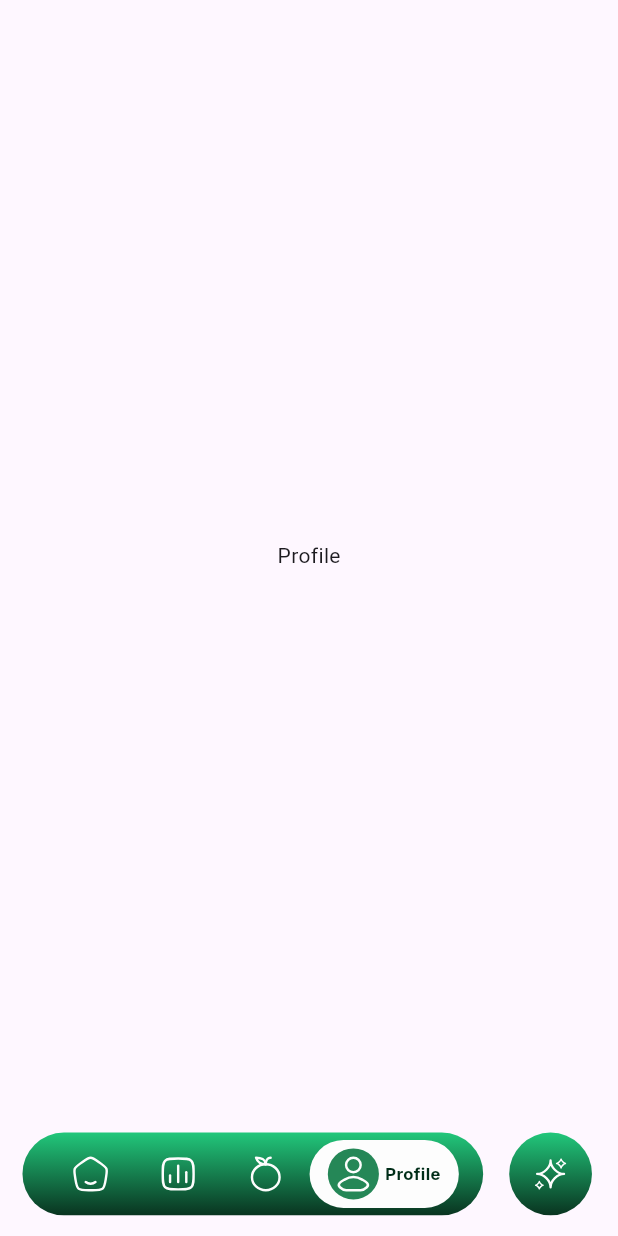
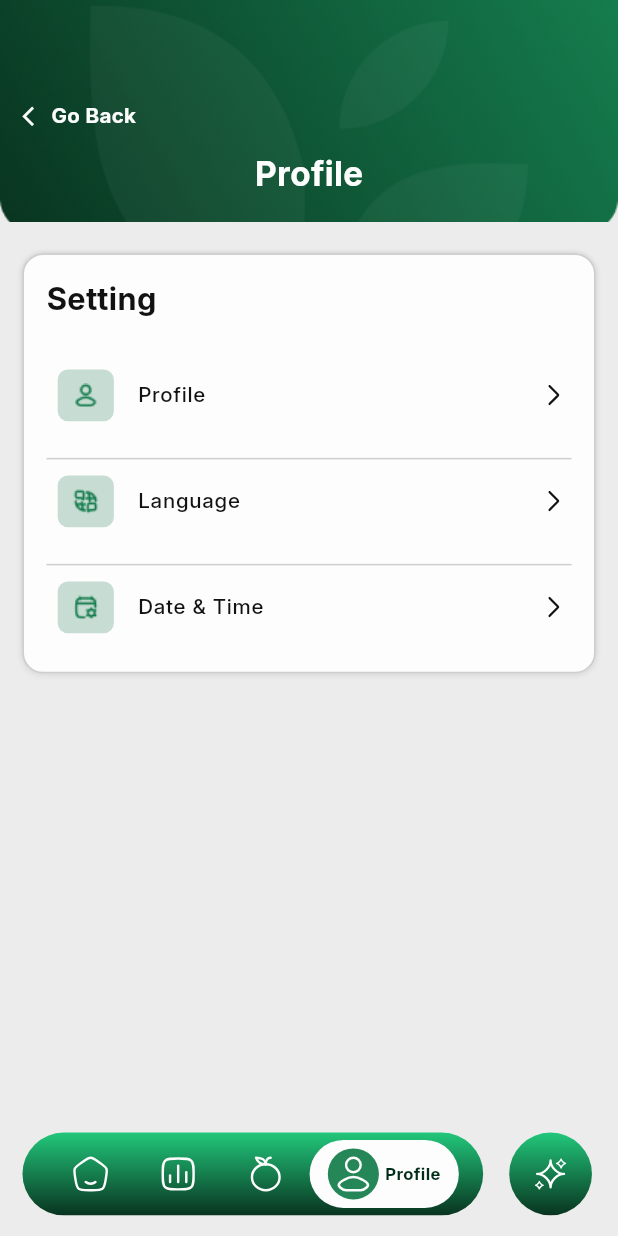
Before and after one commit to mariev-asheaa/Thamara, a Flutter app: the MainLayoutView screen opened by its route, item 4 of the bottom bar chosen, on a phone screen of 412 x 824 dp. Run offline on Flutter 3.47's test engine with Material 3 defaults, Android fonts, the phone set to English and light mode, and no system bars; drawn by our look-alikes of google_nav_bar; our stand-ins replace bloc, country_code_picker, dartz, device_info_plus, device_preview, dio and 13 more; accounts and stored records are empty.

Commit message:
finish profileView UI

```diff
--- a/lib/core/widgets/common_header_content.dart
+++ b/lib/core/widgets/common_header_content.dart
@@ -2,7 +2,6 @@ import 'package:flutter/cupertino.dart';
 import 'package:flutter/material.dart';
 import 'package:flutter_screenutil/flutter_screenutil.dart';
 import 'package:thamara/core/text_style_manager/text_style_manager.dart';
-
 import '../color_manager/app_colors.dart';
 
 class CommonHeaderContent extends StatelessWidget {
@@ -22,7 +21,8 @@ class CommonHeaderContent extends StatelessWidget {
           mainAxisAlignment: MainAxisAlignment.spaceBetween,
           children: [
             GestureDetector(
-              onTap: () {},
+              onTap: () {
+              },
               child: Row(
                 children: [
                   Icon(
--- a/lib/features/layout/presentation/main_layout_view.dart
+++ b/lib/features/layout/presentation/main_layout_view.dart
@@ -1,5 +1,6 @@
 import 'package:flutter/cupertino.dart';
 import 'package:flutter/material.dart';
+import 'package:thamara/features/profile/presentation/profile_view.dart';
 
 import '../../../core/widgets/custome_nav_bar.dart';
 import '../../home/presentation/home_view.dart';
@@ -17,11 +18,12 @@ class _MainLayoutViewState extends State<MainLayoutView> {
     const HomeView(),
     const Center(child: Text("Tracking")),
     const Center(child: Text("My Plants")),
-    const Center(child: Text("Profile")),
+    const  ProfileView(),
   ];
   @override
   Widget build(BuildContext context) {
     return Scaffold(
+      extendBody: true,
       body: pages[currentIndex],
 
       bottomNavigationBar: CustomNavBar(
--- /dev/null
+++ b/lib/features/profile/presentation/profile_view.dart
@@ -0,0 +1,34 @@
+import 'package:flutter/material.dart';
+import 'package:flutter_screenutil/flutter_screenutil.dart';
+import 'package:thamara/core/widgets/common_header_content.dart';
+import 'package:thamara/features/profile/presentation/widgets/profile_options.dart';
+import '../../../core/color_manager/app_colors.dart';
+import '../../../core/widgets/custom_header.dart';
+
+class ProfileView extends StatelessWidget {
+  const ProfileView({super.key});
+
+  @override
+  Widget build(BuildContext context) {
+    return Scaffold(
+      backgroundColor: AppColors.backgroundColor,
+      body: SingleChildScrollView(
+        child: Column(
+          crossAxisAlignment: CrossAxisAlignment.start,
+          children: [
+            CustomHeader(child: CommonHeaderContent(title: 'Profile')),
+            Padding(
+              padding: EdgeInsets.symmetric(horizontal: 16.w),
+              child: Column(
+                children: [
+                  SizedBox(height: 24.h),
+                  ProfileOptions(),
+                ],
+              ),
+            ),
+          ],
+        ),
+      ),
+    );
+  }
+}
--- /dev/null
+++ b/lib/features/profile/presentation/widgets/profile_option_item.dart
@@ -0,0 +1,62 @@
+import 'package:flutter/material.dart';
+import 'package:flutter_screenutil/flutter_screenutil.dart';
+import 'package:flutter_svg/svg.dart';
+import '../../../../core/color_manager/app_colors.dart';
+import '../../../../core/text_style_manager/text_style_manager.dart';
+
+class ProfileOptionItem extends StatelessWidget {
+  final String title;
+  final String iconPath;
+  final VoidCallback onTap;
+  final bool showDivider;
+
+  const ProfileOptionItem({
+    super.key,
+    required this.title,
+    required this.iconPath,
+    required this.onTap,
+    this.showDivider = true,
+  });
+
+  @override
+  Widget build(BuildContext context) {
+    return Column(
+      crossAxisAlignment: CrossAxisAlignment.start,
+      children: [
+        ListTile(
+          onTap: onTap,
+          contentPadding: EdgeInsets.symmetric(horizontal: 8.w),
+          leading: Container(
+            width: 40.w,
+            height: 40.h,
+            decoration: BoxDecoration(
+              color: AppColors.lightGreen,
+              borderRadius: BorderRadius.circular(8.r),
+            ),
+            child: Center(child: Image.asset(iconPath)),
+          ),
+          title: Text(
+            title,
+            style: TextStyleManager.font16Medium.copyWith(
+              color: AppColors.mainBlack,
+            ),
+          ),
+          trailing: SvgPicture.asset("assets/images/arrow.svg"),
+        ),
+
+        if (showDivider) Column(
+          children: [
+            SizedBox(height: 16.h),
+
+
+            Divider(
+              height: 1.h,
+              thickness: 1,
+              color: AppColors.mainBlack.withValues(alpha: 0.2),
+            ),
+          ],
+        ),
+      ],
+    );
+  }
+}
--- /dev/null
+++ b/lib/features/profile/presentation/widgets/profile_options.dart
@@ -0,0 +1,75 @@
+import 'package:flutter/cupertino.dart';
+import 'package:flutter/material.dart';
+import 'package:flutter_screenutil/flutter_screenutil.dart';
+import 'package:thamara/core/text_style_manager/text_style_manager.dart';
+import 'package:thamara/features/profile/presentation/widgets/profile_option_item.dart';
+
+import '../../../../core/color_manager/app_colors.dart';
+
+class ProfileOptions extends StatelessWidget {
+  const ProfileOptions({super.key});
+
+  @override
+  Widget build(BuildContext context) {
+    return Container(
+      padding: EdgeInsets.all(16.w),
+      width: double.infinity,
+      decoration: BoxDecoration(
+        color: AppColors.whiteColor,
+
+        borderRadius: BorderRadius.circular(16.r),
+        border: Border.all(
+          color: AppColors.mainBlack.withValues(alpha: 0.2),
+          width: 1,
+        ),
+        boxShadow: [
+          BoxShadow(
+            color: AppColors.mainBlack.withValues(alpha: 0.10),
+            offset: Offset(0, -1.02.h),
+            blurRadius: 2.04.r,
+            spreadRadius: -1.02.r,
+          ),
+          BoxShadow(
+            color: AppColors.mainBlack.withValues(alpha: 0.10),
+            offset: Offset(0, 1.02.h),
+            blurRadius: 3.06.r,
+            spreadRadius: 0,
+          ),
+        ],
+      ),
+      child: Column(
+        crossAxisAlignment: CrossAxisAlignment.start,
+        children: [
+          Text("Setting", style: TextStyleManager.font24Bold),
+
+          SizedBox(height: 24.h),
+
+          ProfileOptionItem(
+            title: 'Profile',
+            iconPath: 'assets/images/user.png',
+            onTap: () {
+              //
+            },
+          ),
+
+          ProfileOptionItem(
+            title: 'Language',
+            iconPath: 'assets/images/languauge.png',
+            onTap: () {
+              //
+            },
+          ),
+
+          ProfileOptionItem(
+            title: 'Date & Time',
+            iconPath: 'assets/images/date&time.png',
+            onTap: () {
+
+            },
+            showDivider: false,
+          ),
+        ],
+      ),
+    );
+  }
+}
```
Also changed, not shown: assets/images/arrow.svg (added), assets/images/date&time.png (added), assets/images/languauge.png (added), assets/images/user.png (added).
